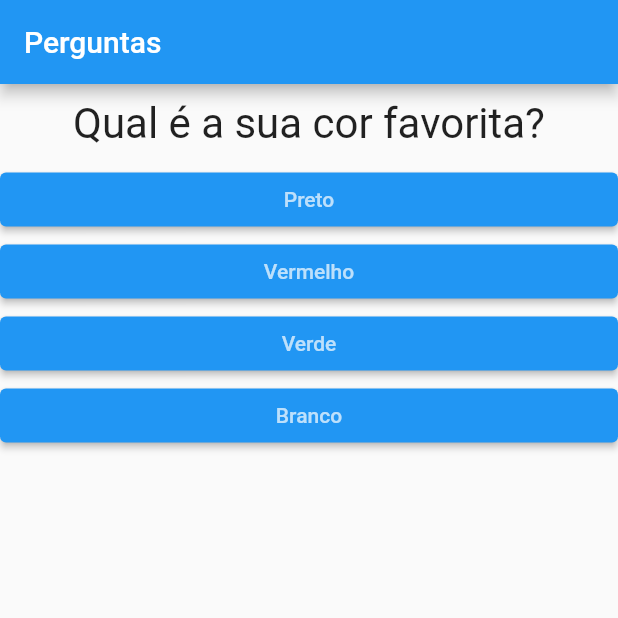
After one commit to Daniel-Fonseca-da-Silva/Projeto_Perguntas, a Flutter app: the screen it shows after launch, on a phone screen of 412 x 824 dp, the top half of it. The commit adds this screen. Run offline on Flutter 3.47's test engine with Material 2 defaults, Android fonts, the phone set to English and light mode, and no system bars.

Commit message:
Adicionado arquivo questionario

```diff
--- a/lib/main.dart
+++ b/lib/main.dart
@@ -1,7 +1,8 @@
 import 'package:flutter/material.dart';
-import './questao.dart';
-import './resposta.dart';
+import 'package:projeto_perguntas/questionario.dart';
 import './resultado.dart';
+import './questionario.dart';
+import './questionario.dart';
 
 main() => runApp(new PerguntaApp()); // Inícia a aplicação
 
@@ -26,7 +27,12 @@ class _PerguntaAppState extends State<PerguntaApp> {
     }
   ];
 
-  // Metódo privado
+      // Metódo de validação
+  bool get temPerguntaSelecionada {
+    return _perguntaSelecionada < _perguntas.length;
+  }
+
+    // Metódo privado
   void _responder() {
     if (temPerguntaSelecionada) {
       setState(() {
@@ -35,17 +41,9 @@ class _PerguntaAppState extends State<PerguntaApp> {
     }
   }
 
-  // Metódo de validação
-  bool get temPerguntaSelecionada {
-    return _perguntaSelecionada < _perguntas.length;
-  }
-
   // Metódo build
   @override // <- Sobrescrevendo o método build
   Widget build(BuildContext context) {
-    List<String> respostas = temPerguntaSelecionada
-        ? _perguntas[_perguntaSelecionada].cast()['respostas']
-        : [''];
 
     return new MaterialApp(
       home: Scaffold(
@@ -53,12 +51,10 @@ class _PerguntaAppState extends State<PerguntaApp> {
           title: Text('Perguntas'),
         ),
         body: temPerguntaSelecionada
-            ? Column(
-                children: <Widget>[
-                  Questao(_perguntas[_perguntaSelecionada]['texto'].toString()),
-                  ...respostas.map((t) => Resposta(t, _responder)).toList(),
-                ],
-              )
+            ? Questionario(perguntas: _perguntas,
+              perguntaSelecionada: _perguntaSelecionada,
+              quandoResponder: _responder,
+            )
             : Resultado(),
       ),
     );
--- a/lib/questao.dart
+++ b/lib/questao.dart
@@ -13,8 +13,7 @@ class Questao extends StatelessWidget {
       width: double.infinity,
       margin: EdgeInsets.all(10),
       child: Text(texto,
-          style: TextStyle(fontSize: 28),
-          textAlign: TextAlign.center),
+          style: TextStyle(fontSize: 28), textAlign: TextAlign.center),
     );
   }
 }
--- /dev/null
+++ b/lib/questionario.dart
@@ -0,0 +1,39 @@
+import 'package:flutter/material.dart';
+import './questao.dart';
+import './resposta.dart';
+
+class Questionario extends StatelessWidget {
+  // Variáveis
+  final List<Map<String, Object>> perguntas;
+  final int perguntaSelecionada;
+
+  // Função
+  final void Function() quandoResponder;
+
+  // Construtor
+  Questionario({
+    @required this.perguntas,
+    @required this.perguntaSelecionada,
+    @required this.quandoResponder,
+  });
+
+    // Metódo de validação
+  bool get temPerguntaSelecionada {
+    return perguntaSelecionada < perguntas.length;
+  }
+
+  @override
+  Widget build(BuildContext context) {
+
+    List<String> respostas = temPerguntaSelecionada
+        ? perguntas[perguntaSelecionada].cast()['respostas']
+        : [''];
+
+    return Column(
+      children: <Widget>[
+        Questao(perguntas[perguntaSelecionada]['texto'].toString()),
+        ...respostas.map((t) => Resposta(t, quandoResponder)).toList(),
+      ],
+    );
+  }
+}
```
